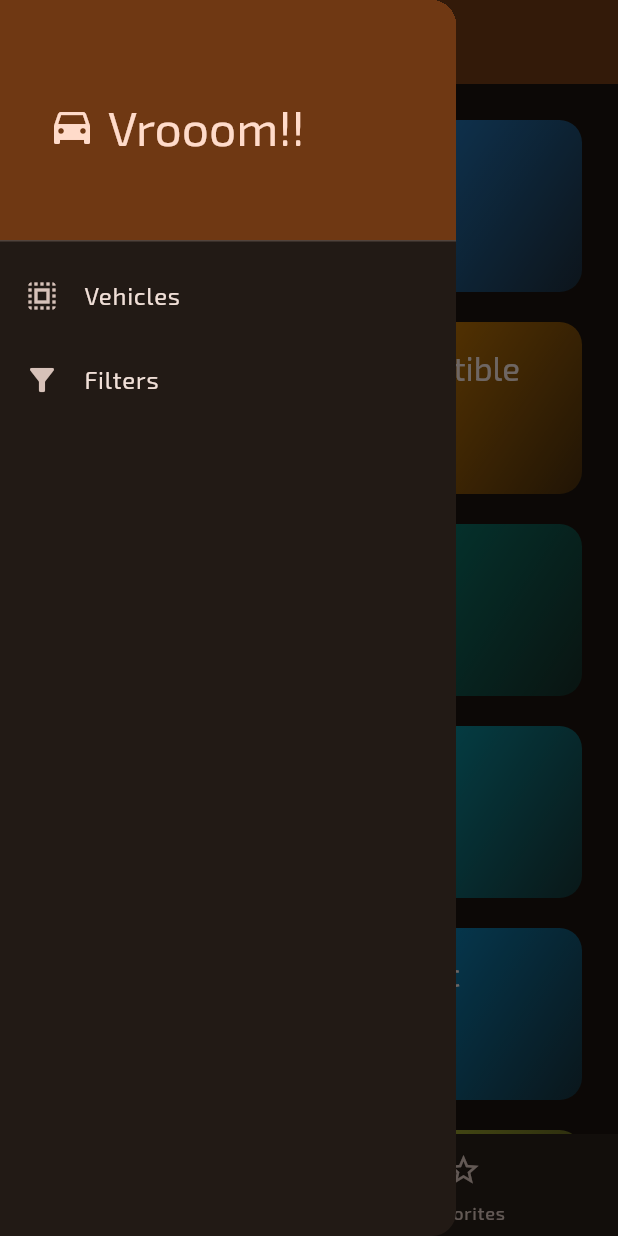
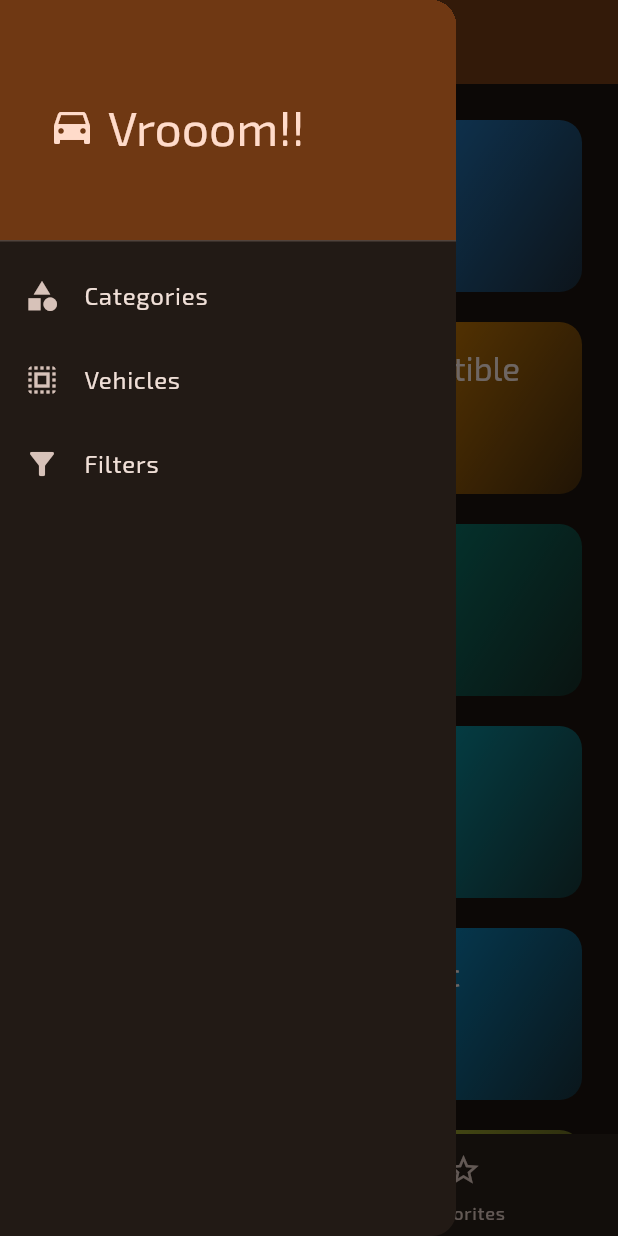
Before and after one commit to abhiroop43/flutter_wheels_app, a Flutter app: the screen it shows after launch, with the side drawer open, on a phone screen of 412 x 824 dp. Run offline on Flutter 3.47's test engine with Material 3 defaults, Android fonts, the phone set to English and light mode, and no system bars; our stand-ins replace google_fonts, transparent_image.

Commit message:
feat: implement filters screen and refactor home screen to use app drawer

```diff
--- a/lib/screens/home_screen.dart
+++ b/lib/screens/home_screen.dart
@@ -2,8 +2,10 @@ import 'package:flutter/material.dart';
 import 'package:flutter_wheels_app/models/category.dart';
 import 'package:flutter_wheels_app/screens/categories_screen.dart';
 import 'package:flutter_wheels_app/screens/favorites_screen.dart';
+import 'package:flutter_wheels_app/widgets/app_drawer.dart';
 
 class HomeScreen extends StatefulWidget {
+  static const routeName = '/home';
   const HomeScreen({super.key});
 
   @override
@@ -26,53 +28,7 @@ class _HomeScreenState extends State<HomeScreen> {
                 color: Theme.of(context).colorScheme.onPrimaryContainer)),
         backgroundColor: Theme.of(context).colorScheme.primaryContainer,
       ),
-      drawer: Drawer(
-        child: ListView(
-          padding: EdgeInsets.zero,
-          children: <Widget>[
-            DrawerHeader(
-                decoration: BoxDecoration(
-                    color: Theme.of(context).colorScheme.primaryContainer),
-                child: Container(
-                  margin: EdgeInsets.all(16),
-                  child: Row(
-                    children: [
-                      Icon(
-                        Icons.directions_car,
-                        color: Theme.of(context).colorScheme.onPrimaryContainer,
-                        size: 32,
-                      ),
-                      SizedBox(
-                        width: 8,
-                      ),
-                      Text('Vrooom!!',
-                          style: Theme.of(context)
-                              .textTheme
-                              .headlineLarge!
-                              .copyWith(
-                                  color: Theme.of(context)
-                                      .colorScheme
-                                      .onPrimaryContainer)),
-                    ],
-                  ),
-                )),
-            ListTile(
-              leading: const Icon(Icons.select_all),
-              title: const Text('Vehicles'),
-              onTap: () {
-                // TODO: show all vehicles
-              },
-            ),
-            ListTile(
-              leading: const Icon(Icons.filter_alt),
-              title: const Text('Filters'),
-              onTap: () {
-                // TODO: show filters
-              },
-            )
-          ],
-        ),
-      ),
+      drawer: AppDrawer(),
       bottomNavigationBar: NavigationBar(
         height: 68,
         destinations: <Widget>[
--- /dev/null
+++ b/lib/widgets/app_drawer.dart
@@ -0,0 +1,79 @@
+import 'package:flutter/material.dart';
+import 'package:flutter_wheels_app/screens/filters_screen.dart';
+import 'package:flutter_wheels_app/screens/home_screen.dart';
+
+class AppDrawer extends StatelessWidget {
+  const AppDrawer({
+    super.key,
+  });
+
+  @override
+  Widget build(BuildContext context) {
+    return Drawer(
+      child: ListView(
+        padding: EdgeInsets.zero,
+        children: <Widget>[
+          DrawerHeader(
+              decoration: BoxDecoration(
+                  color: Theme.of(context).colorScheme.primaryContainer),
+              child: Container(
+                margin: EdgeInsets.all(16),
+                child: Row(
+                  children: [
+                    Icon(
+                      Icons.directions_car,
+                      color: Theme.of(context).colorScheme.onPrimaryContainer,
+                      size: 32,
+                    ),
+                    SizedBox(
+                      width: 8,
+                    ),
+                    Text('Vrooom!!',
+                        style: Theme.of(context)
+                            .textTheme
+                            .headlineLarge!
+                            .copyWith(
+                                color: Theme.of(context)
+                                    .colorScheme
+                                    .onPrimaryContainer)),
+                  ],
+                ),
+              )),
+          ListTile(
+            leading: const Icon(Icons.category),
+            title: const Text('Categories'),
+            onTap: () {
+              if (Navigator.of(context).canPop()) {
+                Navigator.of(context).pop();
+              }
+
+              Navigator.of(context).push(MaterialPageRoute(builder: (context) {
+                return HomeScreen();
+              }));
+            },
+          ),
+          ListTile(
+            leading: const Icon(Icons.select_all),
+            title: const Text('Vehicles'),
+            onTap: () {
+              // TODO: show all vehicles
+            },
+          ),
+          ListTile(
+            leading: const Icon(Icons.filter_alt),
+            title: const Text('Filters'),
+            onTap: () {
+              if (Navigator.of(context).canPop()) {
+                Navigator.of(context).pop();
+              }
+
+              Navigator.of(context).push(MaterialPageRoute(builder: (context) {
+                return FiltersScreen();
+              }));
+            },
+          )
+        ],
+      ),
+    );
+  }
+}
```
Also changed, not shown: lib/screens/filters_screen.dart (added, +78 -0 lines), 1 other file.
